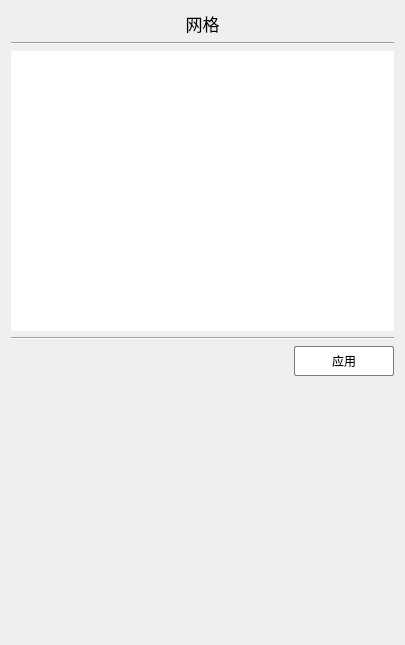
Aiopr-bits/MAVES, file src/FormMesh.ui: the form before one commit.
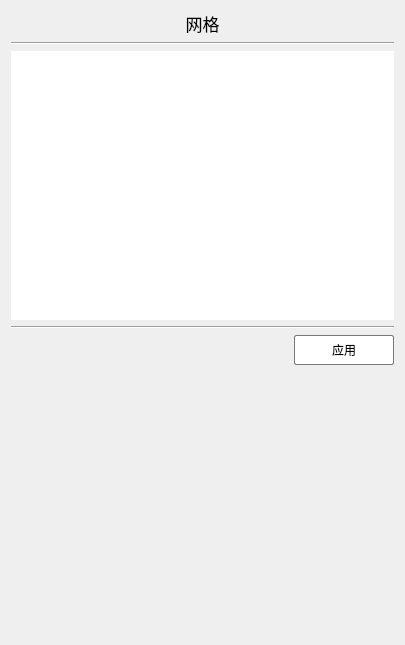
The form after the commit.

Commit message: feat:实现网格页面listView根据网格边界数量自适应高度

Patch:
```diff
--- a/src/FormMesh.ui
+++ b/src/FormMesh.ui
@@ -94,19 +94,7 @@
     </widget>
    </item>
    <item row="2" column="0">
-    <widget class="QListView" name="listView">
-     <property name="minimumSize">
-      <size>
-       <width>0</width>
-       <height>280</height>
-      </size>
-     </property>
-     <property name="maximumSize">
-      <size>
-       <width>16777215</width>
-       <height>280</height>
-      </size>
-     </property>
+    <widget class="QListView" name="listView_2">
      <property name="focusPolicy">
       <enum>Qt::NoFocus</enum>
      </property>
```
Left out of the diff: 62 changed lines with no effect on the pictures. The commit also changes 2 other files.
